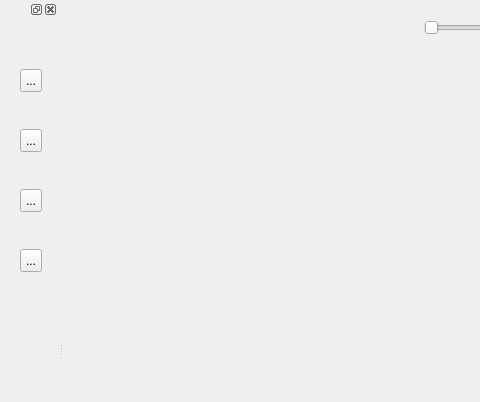
University-of-Utah-CS3505/a8-sprite-editor-f23-ahuo2003, file mainwindow.ui: the form before one commit; both pictures show x 0 to 480 and y 0 to 402 of the 1280 by 720 pixel window.
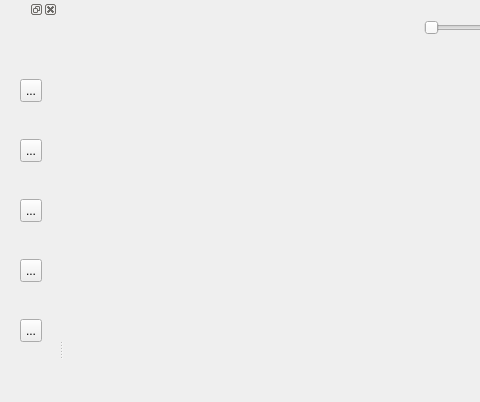
The form after the commit.

Commit message: Added a button for mouse cursor tool.

```diff
--- a/mainwindow.ui
+++ b/mainwindow.ui
@@ -77,7 +77,7 @@
      <property name="geometry">
       <rect>
        <x>20</x>
-       <y>50</y>
+       <y>120</y>
        <width>22</width>
        <height>23</height>
       </rect>
@@ -93,7 +93,7 @@
      <property name="geometry">
       <rect>
        <x>20</x>
-       <y>110</y>
+       <y>180</y>
        <width>22</width>
        <height>23</height>
       </rect>
@@ -109,7 +109,7 @@
      <property name="geometry">
       <rect>
        <x>20</x>
-       <y>170</y>
+       <y>240</y>
        <width>22</width>
        <height>23</height>
       </rect>
@@ -125,7 +125,23 @@
      <property name="geometry">
       <rect>
        <x>20</x>
-       <y>230</y>
+       <y>300</y>
+       <width>22</width>
+       <height>23</height>
+      </rect>
+     </property>
+     <property name="text">
+      <string>...</string>
+     </property>
+     <property name="checkable">
+      <bool>true</bool>
+     </property>
+    </widget>
+    <widget class="QToolButton" name="cursorTool">
+     <property name="geometry">
+      <rect>
+       <x>20</x>
+       <y>60</y>
        <width>22</width>
        <height>23</height>
       </rect>
```
